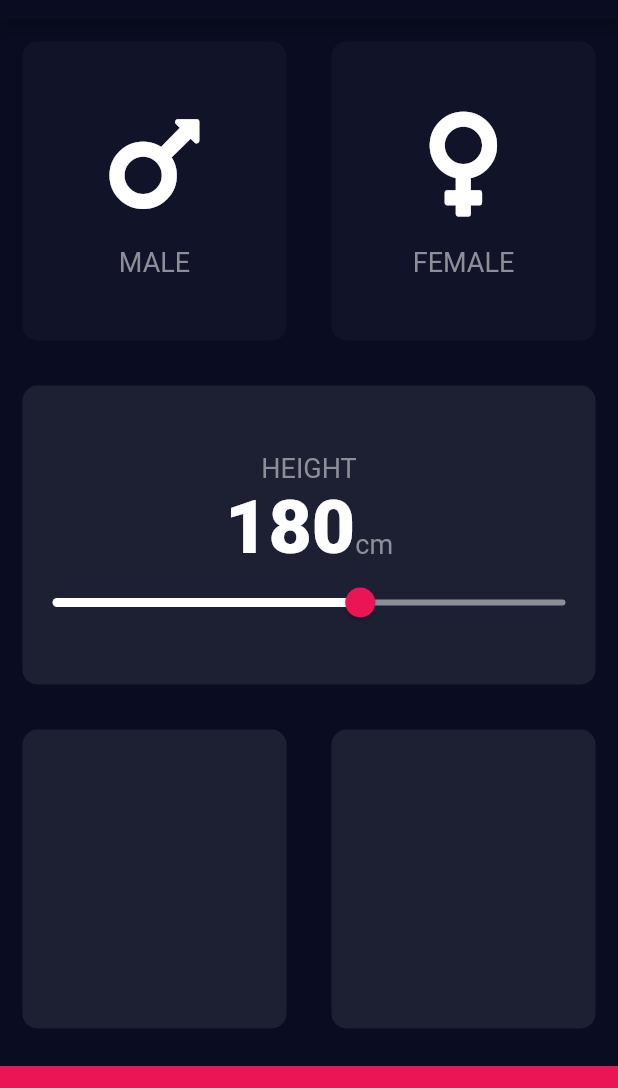
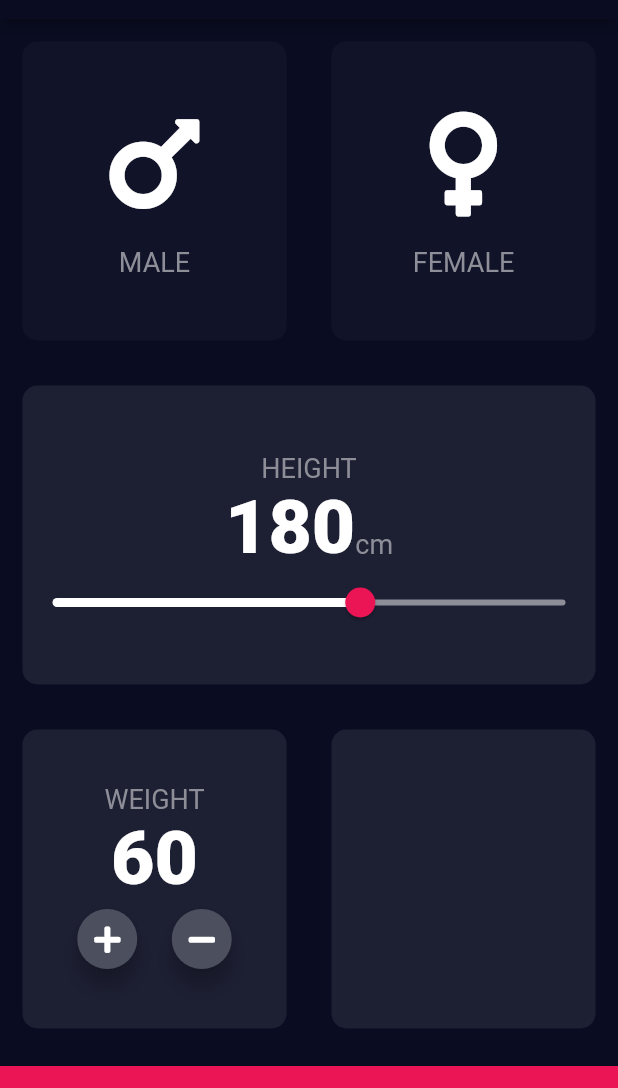
Before and after one commit to TeddyJubu/bmi-calculator-practice, a Flutter app: the screen it shows after launch, on a phone screen of 412 x 824 dp, the part 65-1153 px from its top. Run offline on Flutter 3.47's test engine with Material 2 defaults, Android fonts, the phone set to English and light mode, and no system bars; our stand-ins replace font_awesome_flutter.

Commit message:
weight design added but not functional yet

```diff
--- a/lib/input_page.dart
+++ b/lib/input_page.dart
@@ -131,9 +131,7 @@ class _InputPageState extends State<InputPage> {
             child: Row(
               children: <Widget>[
                 Expanded(
-                  child: ReusableCard(
-                    colour: kActiveCardColor,
-                  ),
+                  child: bottomCards(labelText: "WEIGHT"),
                 ),
                 Expanded(
                   child: ReusableCard(
--- a/lib/reusable_card.dart
+++ b/lib/reusable_card.dart
@@ -1,5 +1,9 @@
 import 'package:flutter/material.dart';
+import 'package:font_awesome_flutter/font_awesome_flutter.dart';
 
+import 'constants.dart';
+
+///empty boxes .......................
 class ReusableCard extends StatelessWidget {
   ReusableCard({@required this.colour, this.cardChild, this.onPressCode});
 
@@ -22,3 +26,64 @@ class ReusableCard extends StatelessWidget {
     );
   }
 }
+
+///Bottom two card's contents
+ReusableCard bottomCards({String labelText}) {
+//    IconData rightIcon;
+//    IconData leftIcon;
+  int weight = 60;
+
+  return ReusableCard(
+    colour: kActiveCardColor,
+    cardChild: Column(
+      mainAxisAlignment: MainAxisAlignment.center,
+      children: <Widget>[
+        Text(
+          labelText,
+          style: kLabelStyle,
+        ),
+        Text(
+          weight.toString(),
+          style: kLargeNumber,
+        ),
+        Row(
+          mainAxisAlignment: MainAxisAlignment.center,
+          children: <Widget>[
+            RoundButton(
+              icon: FontAwesomeIcons.plus,
+            ),
+            SizedBox(
+              width: 15.0,
+            ),
+            RoundButton(
+              icon: FontAwesomeIcons.minus,
+            ),
+          ],
+        )
+      ],
+    ),
+  );
+}
+
+///Round Buttons for bottom cards
+class RoundButton extends StatelessWidget {
+  RoundButton({this.icon});
+  final IconData icon;
+
+  @override
+  Widget build(BuildContext context) {
+    return RawMaterialButton(
+      onPressed: () {
+        print("hi");
+      },
+      child: Icon(
+        icon,
+        size: 20.0,
+      ),
+      fillColor: Color(0xFF4C4F5E),
+      elevation: 6.0,
+      shape: CircleBorder(),
+      constraints: BoxConstraints(minHeight: 40.0, minWidth: 40.0),
+    );
+  }
+}
```
